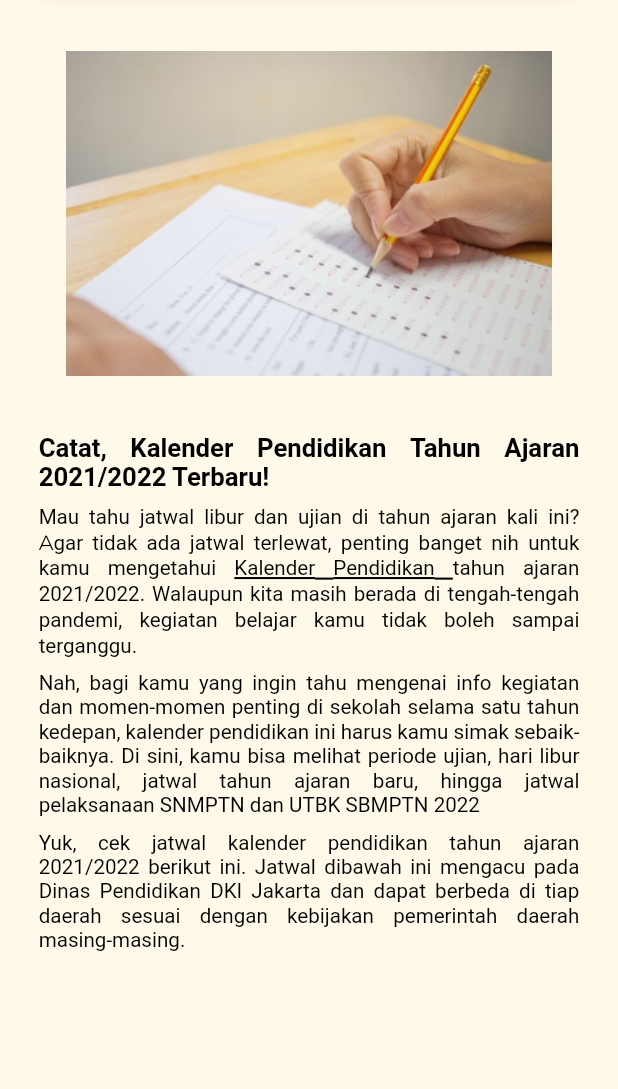
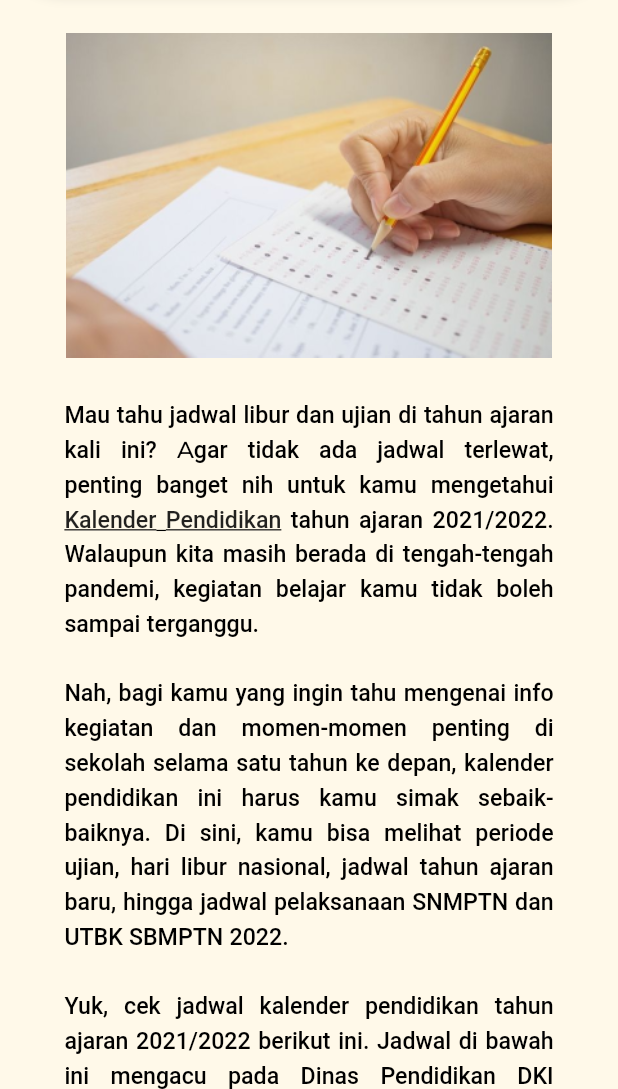
Before and after one commit to fleetimee/kurikara-divincarnate, a Flutter app: the InformationPage screen opened by its route, on a phone screen of 412 x 824 dp, the part 147-1236 px from its top. Run offline on Flutter 3.47's test engine with Material 2 defaults, Android fonts, the phone set to English and light mode, and no system bars; our stand-ins replace dot_navigation_bar, flex_color_scheme, flutter_animate, flutter_form_builder, font_awesome_flutter, form_builder_validators and 3 more.

Commit message:
fix: revisi iformation

```diff
--- a/lib/screen/profile/information_ui.dart
+++ b/lib/screen/profile/information_ui.dart
@@ -11,74 +11,86 @@ class InformationPage extends StatelessWidget {
         title: 'Info',
         context: context,
       ),
-        body: Column(
+      body: SingleChildScrollView(
+        child: Column(
           children: [
             Container(
               padding: const EdgeInsets.only(
                   top: 40, bottom: 30, left: 30, right: 30),
-              width: double.infinity,
               child: const Image(
                 image: AssetImage('assets/images/information.png'),
               ),
             ),
             Container(
-              padding: const EdgeInsets.symmetric(horizontal: 30),
+              padding: const EdgeInsets.symmetric(horizontal: 50),
               child: Column(
                 mainAxisAlignment: MainAxisAlignment.center,
-                children: [
-                  const Text(
-                    'Catat, Kalender Pendidikan Tahun Ajaran 2021/2022 Terbaru!',
-                    style: TextStyle(
-                        fontSize: 20,
-                        fontWeight: FontWeight.bold,
-                        color: Colors.black),
-                    textAlign: TextAlign.justify,
-                  ),
-                  const SizedBox(
-                    height: 10,
-                  ),
-                  RichText(
-                    textAlign: TextAlign.justify,
-                    text: const TextSpan(
-                      style: TextStyle(fontSize: 16, color: Colors.black),
-                      text:
-                          'Mau tahu jatwal libur dan ujian di tahun ajaran kali ini? Agar tidak ada jatwal terlewat, penting banget nih untuk kamu mengetahui ',
-                      children: <TextSpan>[
-                        TextSpan(
-                          text: 'Kalender Pendidikan ',
-                          style: TextStyle(
+                children: const [
+                  ItalicizedWordText(
+                    wordToItalicize: 'Kalender Pendidikan',
+                    italicStyle: TextStyle(
                       decoration: TextDecoration.underline,
                       decorationColor: Colors.black,
-                            decorationThickness: 2,
+                      fontSize: 18,
+                      fontWeight: FontWeight.w500,
                     ),
-                        ),
-                        TextSpan(
-                          text:
-                              'tahun ajaran 2021/2022. Walaupun kita masih berada di tengah-tengah pandemi, kegiatan belajar kamu tidak boleh sampai terganggu.',
-                        ),
-                      ],
-                    ),
-                  ),
-                  const SizedBox(
-                    height: 10,
-                  ),
-                  const Text(
-                    'Nah, bagi kamu yang ingin tahu mengenai info kegiatan dan momen-momen penting di sekolah selama satu tahun kedepan, kalender pendidikan ini harus kamu simak sebaik-baiknya. Di sini, kamu bisa melihat periode ujian, hari libur nasional, jatwal tahun ajaran baru, hingga jatwal pelaksanaan SNMPTN dan UTBK SBMPTN 2022',
-                    style: TextStyle(fontSize: 16, color: Colors.black),
-                    textAlign: TextAlign.justify,
-                  ),
-                  const SizedBox(
-                    height: 10,
-                  ),
-                  const Text(
-                    'Yuk, cek jatwal kalender pendidikan tahun ajaran 2021/2022 berikut ini. Jatwal dibawah ini mengacu pada Dinas Pendidikan DKI Jakarta dan dapat berbeda di tiap daerah sesuai dengan kebijakan pemerintah daerah masing-masing.',
-                    style: TextStyle(fontSize: 16, color: Colors.black),
-                    textAlign: TextAlign.justify,
+                    fullText:
+                        'Mau tahu jadwal libur dan ujian di tahun ajaran kali ini? Agar tidak ada jadwal terlewat, penting banget nih untuk kamu mengetahui Kalender Pendidikan tahun ajaran 2021/2022. Walaupun kita masih berada di tengah-tengah pandemi, kegiatan belajar kamu tidak boleh sampai terganggu.\n\n'
+                        'Nah, bagi kamu yang ingin tahu mengenai info kegiatan dan momen-momen penting di sekolah selama satu tahun ke depan, kalender pendidikan ini harus kamu simak sebaik-baiknya. Di sini, kamu bisa melihat periode ujian, hari libur nasional, jadwal tahun ajaran baru, hingga jadwal pelaksanaan SNMPTN dan UTBK SBMPTN 2022.\n\n'
+                        'Yuk, cek jadwal kalender pendidikan tahun ajaran 2021/2022 berikut ini. Jadwal di bawah ini mengacu pada Dinas Pendidikan DKI Jakarta dan dapat berbeda di tiap daerah sesuai dengan kebijakan pemerintah daerah masing-masing.',
                   ),
                 ],
               ),
             )
           ],
-        ));
+        ),
+      ),
+    );
   }
 }
+
+class ItalicizedWordText extends StatelessWidget {
+  final String wordToItalicize;
+  final String fullText;
+  final TextStyle? textStyle;
+  final TextStyle? italicStyle;
+
+  const ItalicizedWordText({
+    Key? key,
+    required this.wordToItalicize,
+    required this.fullText,
+    this.textStyle,
+    this.italicStyle,
+  }) : super(key: key);
+
+  @override
+  Widget build(BuildContext context) {
+    final textStyle = this.textStyle ??
+        const TextStyle(
+            fontSize: 18,
+            color: Colors.black,
+            fontWeight: FontWeight.w500,
+            height: 1.5);
+    final italicStyle = this.italicStyle ??
+        const TextStyle(
+          fontSize: 25,
+          fontStyle: FontStyle.italic,
+          color: Colors.black,
+          fontWeight: FontWeight.w500,
+        );
+
+    final indexOfWord = fullText.indexOf(wordToItalicize);
+    final wordEndIndex = indexOfWord + wordToItalicize.length;
+
+    return Text.rich(
+      TextSpan(
+        children: [
+          TextSpan(text: fullText.substring(0, indexOfWord), style: textStyle),
+          TextSpan(text: wordToItalicize, style: italicStyle),
+          TextSpan(text: fullText.substring(wordEndIndex), style: textStyle),
+        ],
+      ),
+      textAlign: TextAlign.justify,
+    );
+  }
+}
```
Lines whose indentation alone changed are shown as unchanged.
